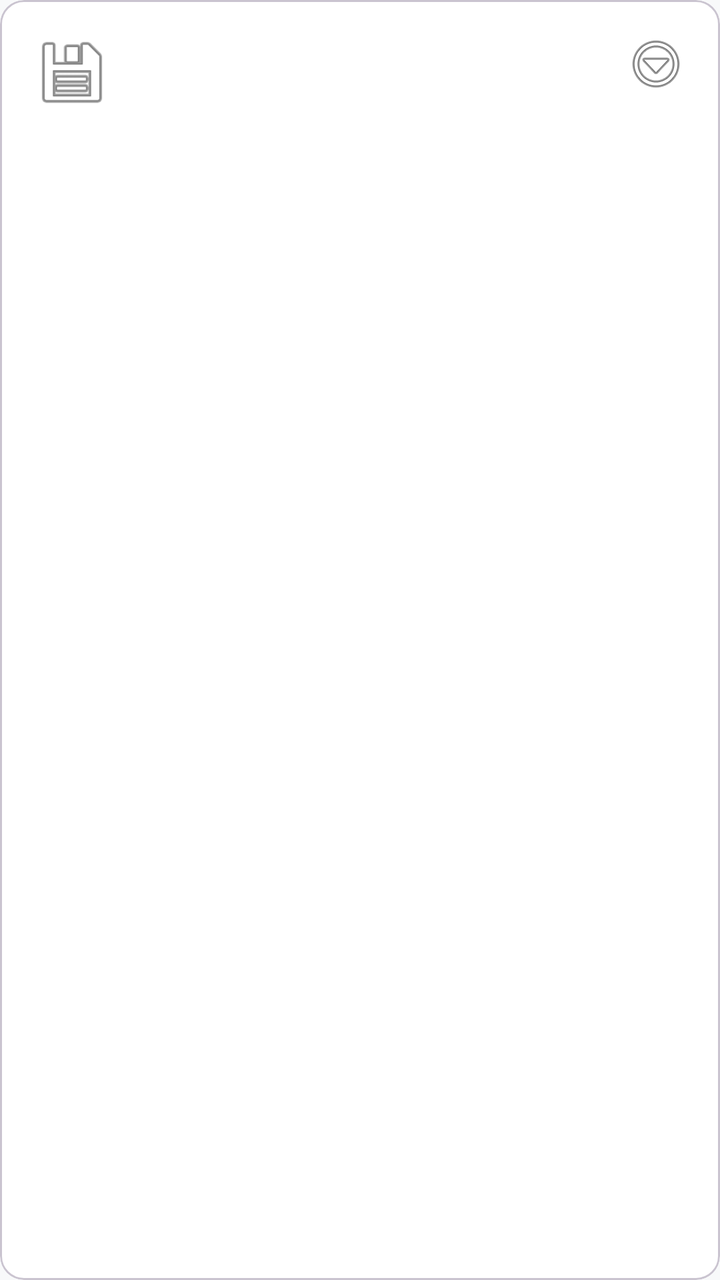
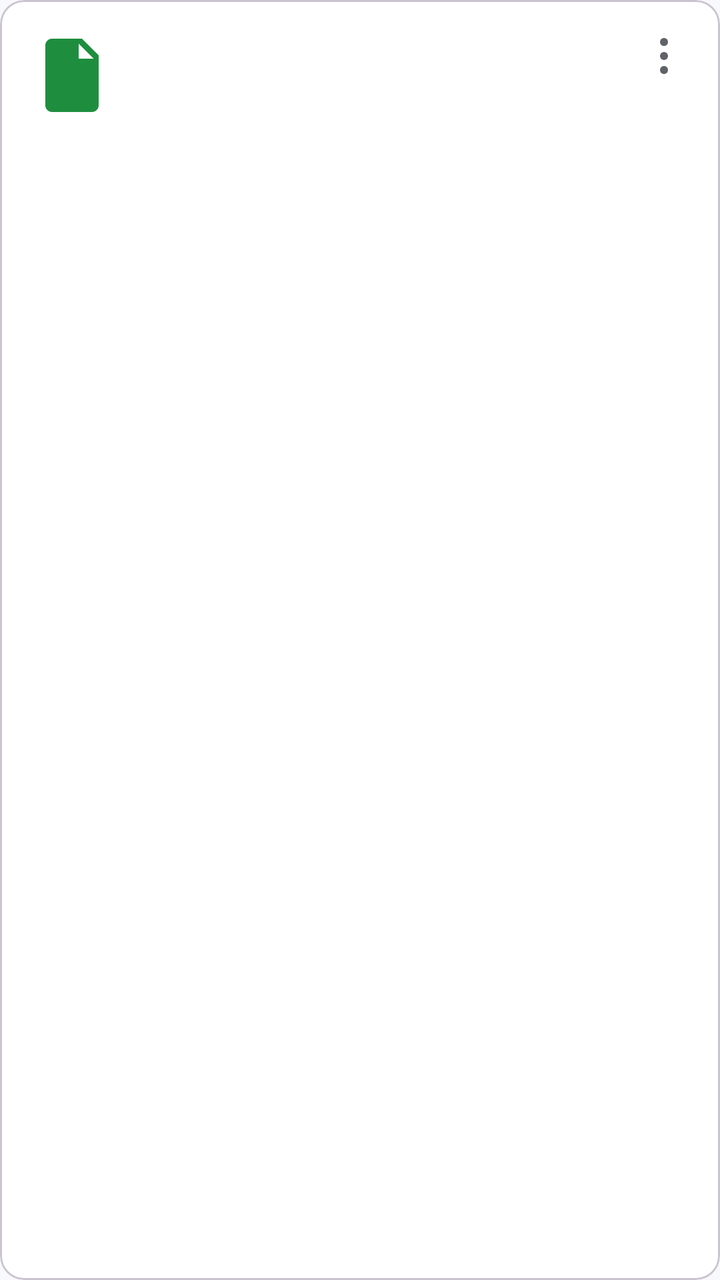

Before-and-after screenshots of an Android layout around one commit, followed by the original layout XML and the change that was made.
<!-- AndroidManifest.xml: application theme Theme.Studbuddy -->
<!-- res/layout/item_note.xml -->
<?xml version="1.0" encoding="utf-8"?>
<com.google.android.material.card.MaterialCardView xmlns:android="http://schemas.android.com/apk/res/android"
    xmlns:app="http://schemas.android.com/apk/res-auto"
    android:layout_width="match_parent"
    android:layout_height="wrap_content"
    android:layout_margin="8dp"
    style="?attr/materialCardViewStyle"
    app:cardCornerRadius="12dp">

    <androidx.constraintlayout.widget.ConstraintLayout
        android:layout_width="match_parent"
        android:layout_height="wrap_content"
        android:padding="16dp">

        <ImageView
            android:id="@+id/imgFileType"
            android:layout_width="40dp"
            android:layout_height="40dp"
            app:layout_constraintStart_toStartOf="parent"
            app:layout_constraintTop_toTopOf="parent"
            app:srcCompat="@android:drawable/ic_menu_save" />

        <TextView
            android:id="@+id/tvNoteTitle"
            android:layout_width="0dp"
            android:layout_height="wrap_content"
            android:layout_marginStart="16dp"
            android:textAppearance="?attr/textAppearanceTitleMedium"
            android:textStyle="bold"
            app:layout_constraintEnd_toStartOf="@+id/btnNoteMenu"
            app:layout_constraintStart_toEndOf="@id/imgFileType"
            app:layout_constraintTop_toTopOf="parent" />

        <TextView
            android:id="@+id/tvNoteInfo"
            android:layout_width="0dp"
            android:layout_height="wrap_content"
            android:layout_marginTop="4dp"
            android:textAppearance="?attr/textAppearanceBodySmall"
            android:textColor="?attr/colorOnSurfaceVariant"
            app:layout_constraintEnd_toStartOf="@+id/btnNoteMenu"
            app:layout_constraintStart_toStartOf="@id/tvNoteTitle"
            app:layout_constraintTop_toBottomOf="@id/tvNoteTitle" />

        <ImageButton
            android:id="@+id/btnNoteMenu"
            android:layout_width="wrap_content"
            android:layout_height="wrap_content"
            android:background="?attr/selectableItemBackgroundBorderless"
            app:layout_constraintEnd_toEndOf="parent"
            app:layout_constraintTop_toTopOf="parent"
            app:srcCompat="@android:drawable/ic_menu_more" />

    </androidx.constraintlayout.widget.ConstraintLayout>
</com.google.android.material.card.MaterialCardView>
<!-- resources referenced by this layout -->
<resources>
  <color name="md_theme_light_primary">#1E8E3E</color>
  <color name="md_theme_light_onPrimary">#FFFFFF</color>
  <color name="md_theme_light_primaryContainer">#E6F4EA</color>
  <color name="md_theme_light_onPrimaryContainer">#0D652D</color>
  <color name="md_theme_light_secondary">#5F6368</color>
  <color name="md_theme_light_onSecondary">#FFFFFF</color>
  <color name="md_theme_light_secondaryContainer">#E8EAED</color>
  <color name="md_theme_light_onSecondaryContainer">#202124</color>
  <color name="md_theme_light_tertiary">#1967D2</color>
  <color name="md_theme_light_onTertiary">#FFFFFF</color>
  <color name="md_theme_light_tertiaryContainer">#E8F0FE</color>
  <color name="md_theme_light_onTertiaryContainer">#174EA6</color>
  <color name="md_theme_light_error">#D93025</color>
  <color name="md_theme_light_onError">#FFFFFF</color>
  <color name="md_theme_light_errorContainer">#FCE8E6</color>
  <color name="md_theme_light_onErrorContainer">#A50E0E</color>
  <color name="md_theme_light_background">#F8F9FA</color>
  <color name="md_theme_light_outline">#DADCE0</color>
  <color name="md_theme_light_surfaceVariant">#F1F3F4</color>
  <color name="md_theme_light_onSurfaceVariant">#5F6368</color>
  <color name="md_theme_light_surface">#FFFFFF</color>
  <color name="md_theme_light_onSurface">#202124</color>
  <!-- unchanged entries left out for length: 1 -->
</resources>

<!-- the commit's change to res/layout/item_note.xml (unified diff, before → after) -->
@@ -18,7 +18,8 @@
             android:layout_height="40dp"
             app:layout_constraintStart_toStartOf="parent"
             app:layout_constraintTop_toTopOf="parent"
-            app:srcCompat="@android:drawable/ic_menu_save" />
+            app:srcCompat="@drawable/ic_notes_24"
+            android:tint="?attr/colorPrimary" />
 
         <TextView
             android:id="@+id/tvNoteTitle"
@@ -49,7 +50,8 @@
             android:background="?attr/selectableItemBackgroundBorderless"
             app:layout_constraintEnd_toEndOf="parent"
             app:layout_constraintTop_toTopOf="parent"
-            app:srcCompat="@android:drawable/ic_menu_more" />
+            app:srcCompat="@drawable/ic_more_vert_24"
+            app:tint="?attr/colorOnSurfaceVariant" />
 
     </androidx.constraintlayout.widget.ConstraintLayout>
 </com.google.android.material.card.MaterialCardView>
<!-- resource entries referenced after the edit -->
@@ -1,5 +1,27 @@
 <!-- resources referenced by this layout -->
 <resources>
+  <!-- drawable ic_more_vert_24 (drawable) -->
+  <?xml version="1.0" encoding="utf-8"?>
+  <vector xmlns:android="http://schemas.android.com/apk/res/android"
+      android:width="24dp"
+      android:height="24dp"
+      android:viewportWidth="24"
+      android:viewportHeight="24">
+      <path
+          android:fillColor="#FF000000"
+          android:pathData="M12,7c1.1,0 2,-0.9 2,-2s-0.9,-2 -2,-2 -2,0.9 -2,2 0.9,2 2,2zM12,14c1.1,0 2,-0.9 2,-2s-0.9,-2 -2,-2 -2,0.9 -2,2 0.9,2 2,2zM12,21c1.1,0 2,-0.9 2,-2s-0.9,-2 -2,-2 -2,0.9 -2,2 0.9,2 2,2z" />
+  </vector>
+  <!-- drawable ic_notes_24 (drawable) -->
+  <?xml version="1.0" encoding="utf-8"?>
+  <vector xmlns:android="http://schemas.android.com/apk/res/android"
+      android:width="24dp"
+      android:height="24dp"
+      android:viewportWidth="24"
+      android:viewportHeight="24">
+      <path
+          android:fillColor="#FF000000"
+          android:pathData="M6,2h9l5,5v15c0,1.1 -0.9,2 -2,2H6c-1.1,0 -2,-0.9 -2,-2V4c0,-1.1 0.9,-2 2,-2zM14,3.5V8h4.5L14,3.5zM8,11h8v2H8zM8,15h8v2H8z" />
+  </vector>
   <color name="md_theme_light_primary">#1E8E3E</color>
   <color name="md_theme_light_onPrimary">#FFFFFF</color>
   <color name="md_theme_light_primaryContainer">#E6F4EA</color>
